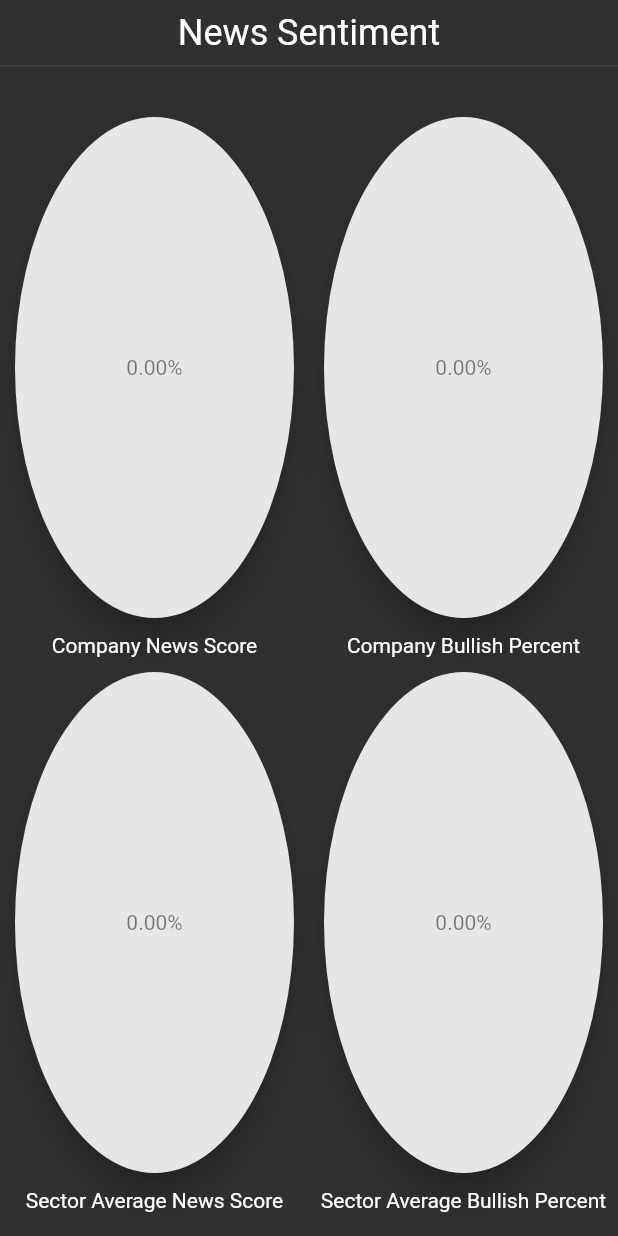
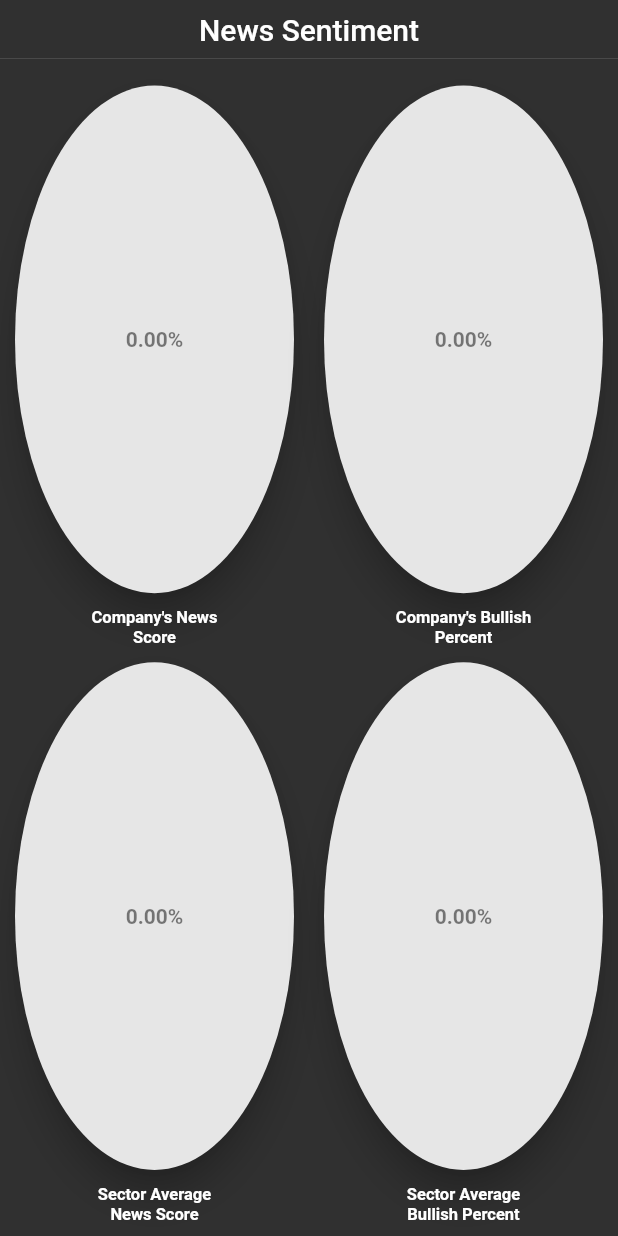
Before and after one commit to danilKhay/flutter_finboard, a Flutter app: the NewsSentimentWidget widget shown alone on an empty page, opened directly with empty values, on a phone screen of 412 x 824 dp. Run offline on Flutter 3.47's test engine with Material 2 defaults, Android fonts, the light colour scheme and no system bars; our stand-ins replace dartz, dio, get_it, retrofit, syncfusion_flutter_charts, syncfusion_flutter_gauges; accounts and stored records are empty; generated files the repository leaves out were written again; network calls fail.

Commit message:
Minor fix

```diff
--- a/lib/screens/home_screen.dart
+++ b/lib/screens/home_screen.dart
@@ -55,9 +55,9 @@ class _HomeScreenState extends State<HomeScreen> {
   @override
   Widget build(BuildContext context) {
     return Scaffold(
-      appBar: AppBar(
-        title: Text('FinBoard'),
-      ),
+      // appBar: AppBar(
+      //   title: Text('FinBoard'),
+      // ),
       body: SafeArea(
         child: Row(
           children: [
--- a/lib/widgets/company_news_list.dart
+++ b/lib/widgets/company_news_list.dart
@@ -20,7 +20,7 @@ class _CompanyNewsListWidgetState extends State<CompanyNewsListWidget> {
       children: [
         Padding(
           padding: const EdgeInsets.only(top: 8.0),
-          child: Text('Last News', style: Theme.of(context).textTheme.headline5,),
+          child: Text('Last News', style: Theme.of(context).textTheme.headline6,),
         ),
         Divider(),
         Expanded(
--- a/lib/widgets/news_sentiment_widget.dart
+++ b/lib/widgets/news_sentiment_widget.dart
@@ -16,16 +16,16 @@ class NewsSentimentWidget extends StatelessWidget {
           padding: const EdgeInsets.only(top: 8.0),
           child: Text(
             'News Sentiment',
-            style: Theme.of(context).textTheme.headline5,
+            style: Theme.of(context).textTheme.headline6,
           ),
         ),
         Divider(),
         Expanded(
-          child: Column(
-            children: [
-              Expanded(
-                child: Padding(
-                  padding: const EdgeInsets.only(top: 16.0),
+          child: Padding(
+            padding: const EdgeInsets.only(bottom: 8.0),
+            child: Column(
+              children: [
+                Expanded(
                   child: Row(
                     children: [
                       Expanded(
@@ -35,7 +35,7 @@ class NewsSentimentWidget extends StatelessWidget {
                               child: _buildElevationDoughnutChart(
                                   companyNewsSentiment.companyNewsScore),
                             ),
-                            Text('Company News Score'),
+                            Text('Company\'s News\nScore', style: TextStyle(fontSize: 11, fontWeight: FontWeight.bold), textAlign: TextAlign.center,),
                           ],
                         ),
                       ),
@@ -47,17 +47,14 @@ class NewsSentimentWidget extends StatelessWidget {
                                   companyNewsSentiment
                                       .sentiment.bullishPercent),
                             ),
-                            Text('Company Bullish Percent'),
+                            Text('Company\'s Bullish\nPercent', style: TextStyle(fontSize: 11, fontWeight: FontWeight.bold), textAlign: TextAlign.center,),
                           ],
                         ),
                       ),
                     ],
                   ),
                 ),
-              ),
-              Expanded(
-                child: Padding(
-                  padding: const EdgeInsets.only(bottom: 16.0),
+                Expanded(
                   child: Row(
                     children: [
                       Expanded(
@@ -67,7 +64,7 @@ class NewsSentimentWidget extends StatelessWidget {
                               child: _buildElevationDoughnutChart(
                                   companyNewsSentiment.sectorAverageNewsScore),
                             ),
-                            Text('Sector Average News Score'),
+                            Text('Sector Average\nNews Score', style: TextStyle(fontSize: 11, fontWeight: FontWeight.bold), textAlign: TextAlign.center,),
                           ],
                         ),
                       ),
@@ -79,15 +76,15 @@ class NewsSentimentWidget extends StatelessWidget {
                                   companyNewsSentiment
                                       .sectorAverageBullishPercent),
                             ),
-                            Text('Sector Average Bullish Percent'),
+                            Text('Sector Average\nBullish Percent', style: TextStyle(fontSize: 11, fontWeight: FontWeight.bold), textAlign: TextAlign.center,),
                           ],
                         ),
                       ),
                     ],
                   ),
                 ),
-              ),
-            ],
+              ],
+            ),
           ),
         ),
       ],
@@ -116,7 +113,7 @@ class NewsSentimentWidget extends StatelessWidget {
             widget: Center(
               child: FittedBox(
                 child: Text('${(percentage * 100).toStringAsFixed(2)}%',
-                    style: TextStyle(color: Color.fromRGBO(0, 0, 0, 0.5))),
+                    style: TextStyle(color: Color.fromRGBO(0, 0, 0, 0.5), fontWeight: FontWeight.bold)),
               ),
             ))
       ],
@@ -133,7 +130,7 @@ class NewsSentimentWidget extends StatelessWidget {
       ChartData(
           x: 'A',
           y: firstPercentage,
-          pointColor: const Color.fromRGBO(0, 220, 252, 1)),
+          pointColor: const Color.fromRGBO(0, 0, 0, 1)),
       ChartData(
           x: 'B',
           y: secondPercentage,
```
